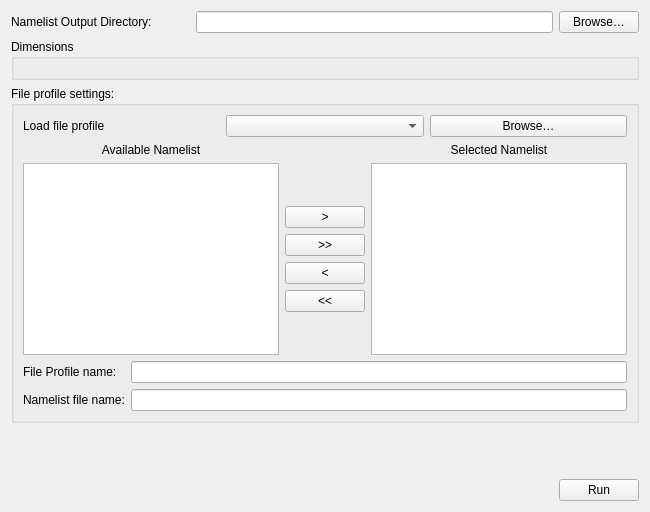
Above: src/nml_tools/gui/ui/profile_config.ui from MuellerSeb/nml-tools before the change. Below: the same form after it.
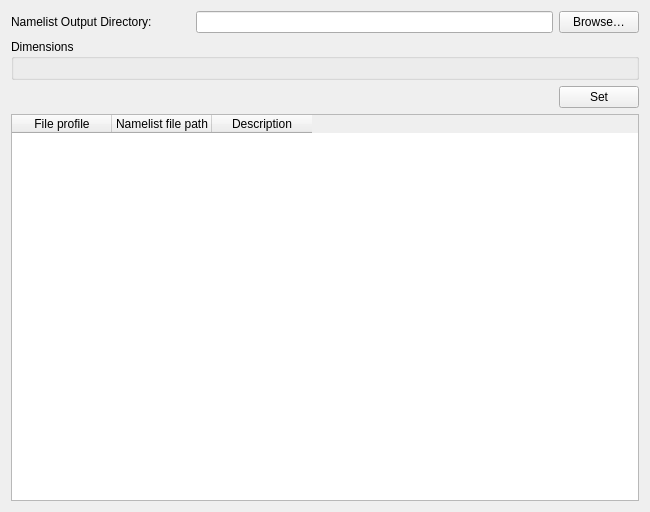
That is the form after the change.

Commit message: Improve the look of the project view and namelist preview

What changed in the file:
```diff
--- a/src/nml_tools/gui/ui/profile_config.ui
+++ b/src/nml_tools/gui/ui/profile_config.ui
@@ -14,220 +14,24 @@
    <bool>true</bool>
   </property>
   <layout class="QVBoxLayout" name="rootLayout">
-   <item>
-    <layout class="QHBoxLayout" name="schemasConfigLayout" stretch="1,2,0">
-     <item>
-      <widget class="QLabel" name="sourceLabel_loadSchemasConfigDirectory">
-       <property name="maximumSize">
-        <size>
-         <width>16777215</width>
-         <height>16777215</height>
-        </size>
-       </property>
-       <property name="text">
-        <string>Namelist Output Directory:</string>
-       </property>
-      </widget>
-     </item>
-     <item>
-      <widget class="QLineEdit" name="lineEdit_pathSchemasConfigDirectory"/>
-     </item>
-     <item>
-      <widget class="QPushButton" name="browseButton_browseSchemasConfigDirectory">
-       <property name="text">
-        <string>Browse…</string>
-       </property>
-      </widget>
-     </item>
-    </layout>
-   </item>
-   <item>
-    <widget class="QGroupBox" name="dimensionsGroup">
-     <property name="title">
-      <string>Dimensions</string>
-     </property>
-     <layout class="QFormLayout" name="dimensionsLayout"/>
-    </widget>
-   </item>
-   <item>
-    <widget class="QGroupBox" name="profileBuilderGroup">
-     <property name="title">
-      <string>File profile settings:</string>
-     </property>
-     <layout class="QVBoxLayout" name="builderLayout">
-      <item>
-       <layout class="QHBoxLayout" name="sourceLayout">
-        <item>
-         <widget class="QLabel" name="sourceLabel_loadProfile">
-          <property name="text">
-           <string>Load file profile</string>
-          </property>
-         </widget>
-        </item>
-        <item>
-         <widget class="QComboBox" name="sourceComboBox_loadProfile"/>
-        </item>
-        <item>
-         <widget class="QPushButton" name="browseButton_loadProfile">
-          <property name="text">
-           <string>Browse…</string>
-          </property>
-         </widget>
-        </item>
-       </layout>
-      </item>
-      <item>
-       <layout class="QGridLayout" name="gridLayout">
-        <item row="1" column="0">
-         <widget class="QListWidget" name="availableSchemasList"/>
-        </item>
-        <item row="1" column="2">
-         <widget class="QListWidget" name="selectedSchemasList"/>
-        </item>
-        <item row="1" column="1">
-         <layout class="QVBoxLayout" name="transferLayout">
-          <item>
-           <spacer name="upperSpacer">
-            <property name="orientation">
-              <enum>Qt::Vertical</enum>
-            </property>
-            <property name="sizeHint" stdset="0">
-             <size>
-              <width>20</width>
-              <height>40</height>
-             </size>
-            </property>
-           </spacer>
-          </item>
-          <item>
-           <widget class="QPushButton" name="addSchemaButton">
-            <property name="text">
-             <string>&gt;</string>
-            </property>
-           </widget>
-          </item>
-          <item>
-           <widget class="QPushButton" name="addAllSchemasButton">
-            <property name="text">
-             <string>&gt;&gt;</string>
-            </property>
-           </widget>
-          </item>
-          <item>
-           <widget class="QPushButton" name="removeSchemaButton">
-            <property name="text">
-             <string>&lt;</string>
-            </property>
-           </widget>
-          </item>
-          <item>
-           <widget class="QPushButton" name="removeAllSchemasButton">
-            <property name="text">
-             <string>&lt;&lt;</string>
-            </property>
-           </widget>
-          </item>
-          <item>
-           <spacer name="lowerSpacer">
-            <property name="orientation">
-              <enum>Qt::Vertical</enum>
-            </property>
-            <property name="sizeHint" stdset="0">
-             <size>
-              <width>20</width>
-              <height>40</height>
-             </size>
-            </property>
-           </spacer>
-          </item>
-         </layout>
-        </item>
-        <item row="0" column="0">
-         <widget class="QLabel" name="label">
-          <property name="text">
-           <string>Available Namelist</string>
-          </property>
-          <property name="alignment">
-           <set>Qt::AlignCenter</set>
-          </property>
-         </widget>
-        </item>
-        <item row="0" column="2">
-         <widget class="QLabel" name="label_2">
-          <property name="text">
-           <string>Selected Namelist</string>
-          </property>
-          <property name="alignment">
-           <set>Qt::AlignCenter</set>
-          </property>
-         </widget>
-        </item>
-       </layout>
-      </item>
-      <item>
-       <layout class="QFormLayout" name="profileMetadataLayout">
-        <item row="0" column="0">
-         <widget class="QLabel" name="profileNameLabel">
-          <property name="text">
-           <string>File Profile name:</string>
-          </property>
-         </widget>
-        </item>
-        <item row="0" column="1">
-         <widget class="QLineEdit" name="profileNameEdit"/>
-        </item>
-        <item row="1" column="0">
-         <widget class="QLabel" name="defaultFileLabel">
-          <property name="text">
-           <string>Namelist file name:</string>
-          </property>
-         </widget>
-        </item>
-        <item row="1" column="1">
-         <widget class="QLineEdit" name="defaultFileEdit"/>
-        </item>
-       </layout>
-      </item>
-     </layout>
-    </widget>
-   </item>
-   <item>
-    <spacer name="mainSpacer">
-     <property name="orientation">
-      <enum>Qt::Vertical</enum>
-     </property>
-     <property name="sizeHint" stdset="0">
-      <size>
-       <width>20</width>
-       <height>40</height>
-      </size>
-     </property>
-    </spacer>
-   </item>
-   <item>
-    <layout class="QHBoxLayout" name="runLayout">
-     <item>
-      <spacer name="runSpacer">
-       <property name="orientation">
-        <enum>Qt::Horizontal</enum>
-       </property>
-       <property name="sizeHint" stdset="0">
-        <size>
-         <width>40</width>
-         <height>20</height>
-        </size>
-       </property>
-      </spacer>
-     </item>
-     <item>
-      <widget class="QPushButton" name="runButton">
-       <property name="text">
-        <string>Run</string>
-       </property>
-      </widget>
-     </item>
-    </layout>
-   </item>
+   <item><layout class="QHBoxLayout" name="schemasConfigLayout" stretch="1,2,0">
+    <item><widget class="QLabel" name="sourceLabel_loadSchemasConfigDirectory"><property name="text"><string>Namelist Output Directory:</string></property></widget></item>
+    <item><widget class="QLineEdit" name="lineEdit_pathSchemasConfigDirectory"/></item>
+    <item><widget class="QPushButton" name="browseButton_browseSchemasConfigDirectory"><property name="text"><string>Browse…</string></property></widget></item>
+   </layout></item>
+   <item><widget class="QGroupBox" name="dimensionsGroup"><property name="title"><string>Dimensions</string></property><layout class="QFormLayout" name="dimensionsLayout"/></widget></item>
+   <item><layout class="QHBoxLayout" name="setLayout">
+    <item><spacer name="setSpacer"><property name="orientation"><enum>Qt::Horizontal</enum></property><property name="sizeHint" stdset="0"><size><width>40</width><height>20</height></size></property></spacer></item>
+    <item><widget class="QPushButton" name="setButton"><property name="text"><string>Set</string></property></widget></item>
+   </layout></item>
+   <item><widget class="QTableWidget" name="fileProfilesTable">
+    <property name="editTriggers"><set>QAbstractItemView::NoEditTriggers</set></property>
+    <property name="selectionMode"><enum>QAbstractItemView::NoSelection</enum></property>
+    <property name="wordWrap"><bool>true</bool></property>
+    <column><property name="text"><string>File profile</string></property></column>
+    <column><property name="text"><string>Namelist file path</string></property></column>
+    <column><property name="text"><string>Description</string></property></column>
+   </widget></item>
   </layout>
  </widget>
  <resources/>
```
Left out of the diff: 13 changed lines with no effect on the pictures. The commit also changes 9 other files.
